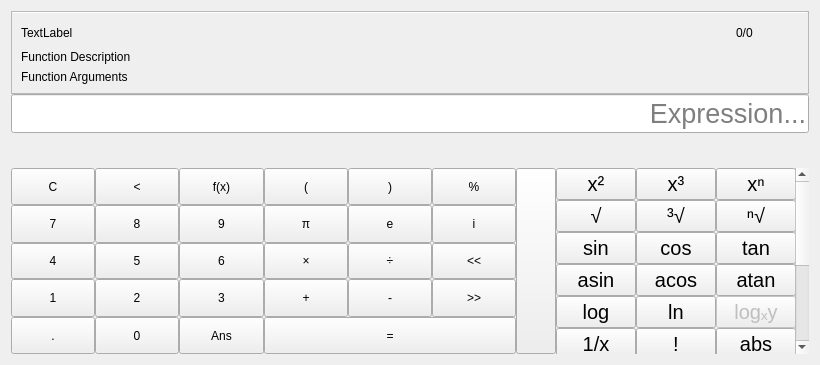
Above: parts/calculator/calculatorwidget.ui from theCheeseboard/thecalculator before the change. Below: the same form after it.
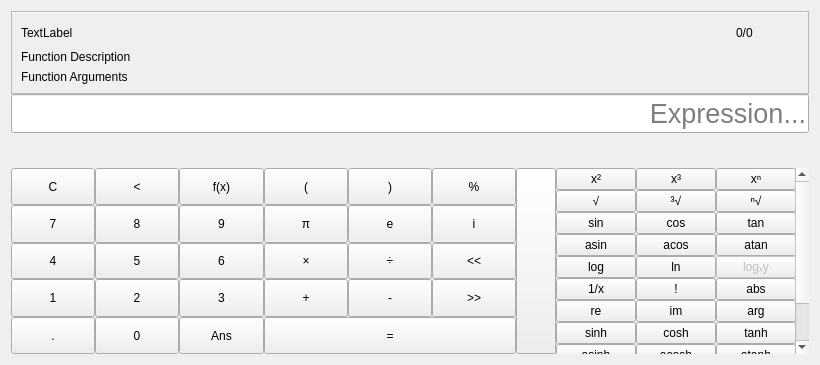
That is the form after the change. Icons and pictures are not drawn. Custom widgets are drawn as their Qt base class.

Diff of the .ui file:
```diff
--- a/parts/calculator/calculatorwidget.ui
+++ b/parts/calculator/calculatorwidget.ui
@@ -490,11 +490,6 @@
           <verstretch>0</verstretch>
          </sizepolicy>
         </property>
-        <property name="font">
-         <font>
-          <pointsize>15</pointsize>
-         </font>
-        </property>
         <property name="frameShape">
          <enum>QFrame::NoFrame</enum>
         </property>
@@ -508,7 +503,7 @@
          <property name="geometry">
           <rect>
            <x>0</x>
-           <y>-73</y>
+           <y>0</y>
            <width>244</width>
            <height>275</height>
           </rect>
```
